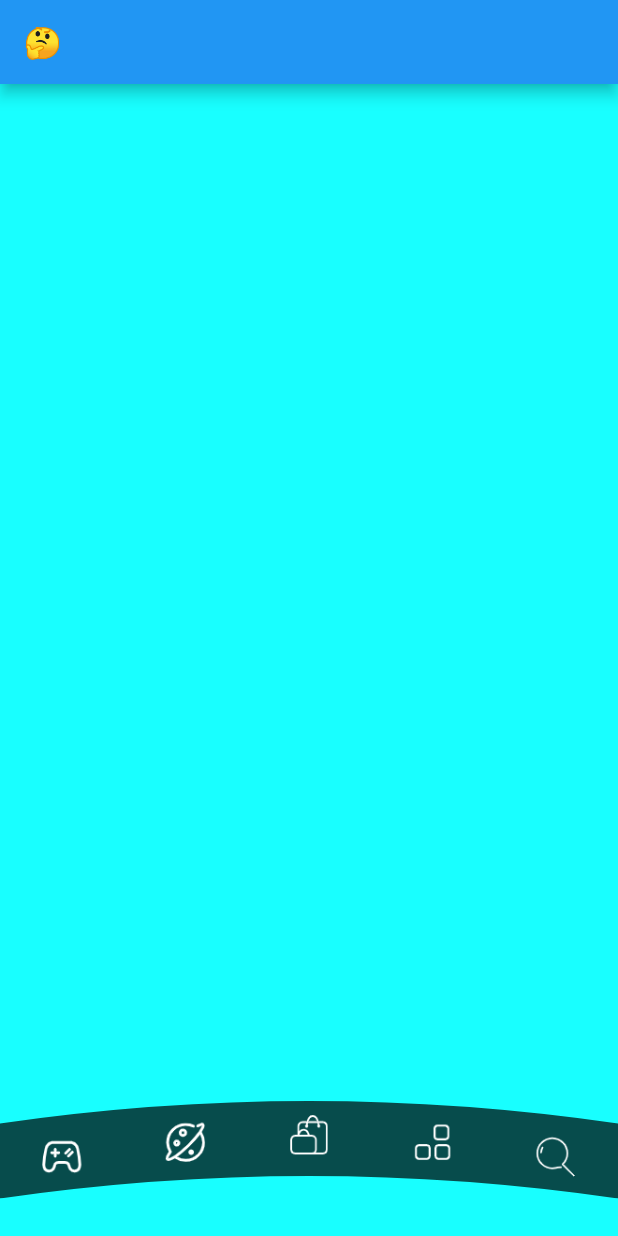
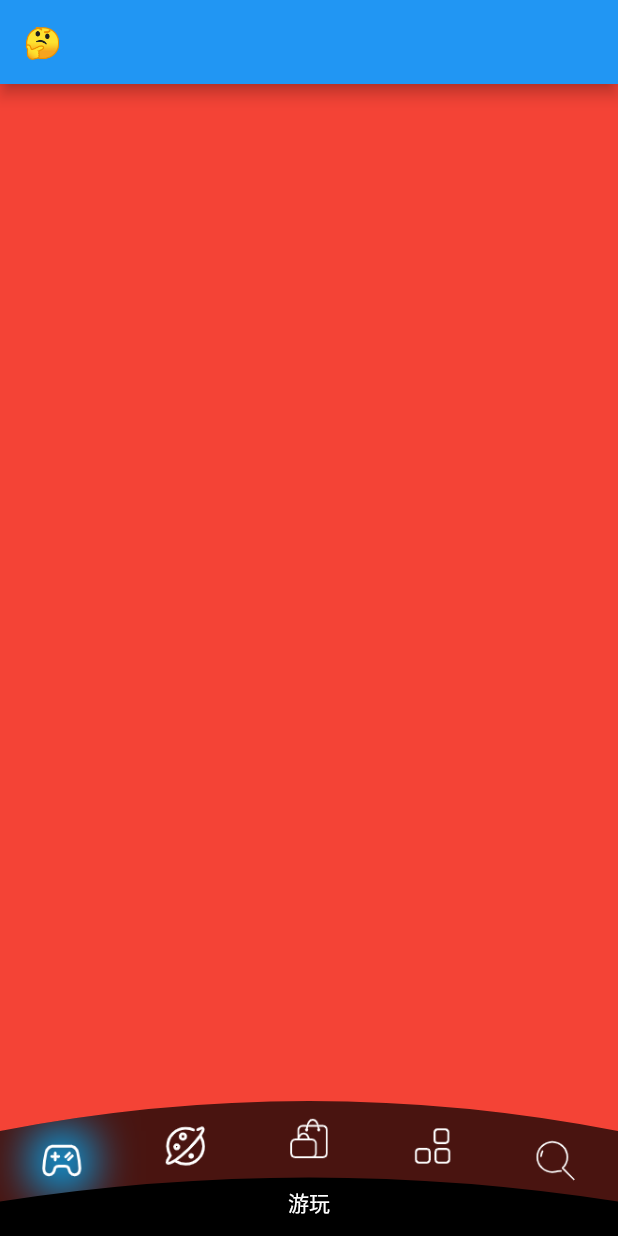
Before and after one commit to waymon1023/test, a Flutter app: the screen it shows after launch, on a phone screen of 412 x 824 dp. Run offline on Flutter 3.47's test engine with Material 2 defaults, Android fonts, the light colour scheme and no system bars.

Commit message:
fix code

```diff
--- a/my_tabbar/lib/main.dart
+++ b/my_tabbar/lib/main.dart
@@ -1,7 +1,7 @@
 import 'package:flutter/material.dart';
 import 'package:my_tabbar/my_clipper.dart';
 
-import 'my_tabbar.dart';
+import 'my_page.dart';
 
 void main() {
   runApp(const MyApp());
--- /dev/null
+++ b/my_tabbar/lib/my_page.dart
@@ -0,0 +1,40 @@
+// ignore_for_file: prefer_const_constructors
+
+import 'package:flutter/material.dart';
+import 'package:my_tabbar/my_tabbar.dart';
+
+class MyTabBarPage extends StatefulWidget {
+  const MyTabBarPage({Key? key}) : super(key: key);
+
+  @override
+  State<MyTabBarPage> createState() => _MyTabBarPageState();
+}
+
+class _MyTabBarPageState extends State<MyTabBarPage> {
+
+  @override
+  Widget build(BuildContext context) {
+    return Scaffold(
+      extendBody: true,
+      appBar: AppBar(
+        title: Text("🤔"),
+      ),
+      body: Stack(
+        alignment: AlignmentDirectional.bottomStart,
+        children: [
+          PageView(
+            children: [
+              Container(color: Colors.red,),
+              Container(color: Colors.cyanAccent,),
+              Container(color: Colors.black,),
+              Container(color: Colors.white,),
+              Container(color: Colors.pink,),
+            ],
+          ),
+          WMTabBar(),
+        ],
+      ),
+    );
+  }
+
+}
--- a/my_tabbar/lib/my_tabbar.dart
+++ b/my_tabbar/lib/my_tabbar.dart
@@ -1,91 +1,127 @@
-import 'package:flutter/cupertino.dart';
+// ignore_for_file: prefer_const_constructors
 import 'package:flutter/material.dart';
 
-class MyTabBarPage extends StatefulWidget {
-  const MyTabBarPage({Key? key}) : super(key: key);
+class WMTabBar extends StatefulWidget {
+  const WMTabBar({Key? key}) : super(key: key);
 
   @override
-  State<MyTabBarPage> createState() => _MyTabBarPageState();
+  State<WMTabBar> createState() => _WMTabBarState();
 }
 
-class _MyTabBarPageState extends State<MyTabBarPage> {
+class _WMTabBarState extends State<WMTabBar> {
 
-  final List _titleList = ["游玩","探索","商城","库存","搜索"];
+  late List<MyNavTabbarItem> itemList;
+  String test = "游玩";
+
+  @override
+  void initState() {
+    super.initState();
+    itemList = [];
+    itemList.add(MyNavTabbarItem(imagePath: "assets/images/game.png", title: "游玩",isTap: true));
+    itemList.add(MyNavTabbarItem(imagePath: "assets/images/explore.png", title: "探索"));
+    itemList.add(MyNavTabbarItem(imagePath: "assets/images/shopping.png", title: "商城"));
+    itemList.add(MyNavTabbarItem(imagePath: "assets/images/stock.png", title: "库存"));
+    itemList.add(MyNavTabbarItem(imagePath: "assets/images/search.png", title: "搜索"));
+
+  }
 
   @override
   Widget build(BuildContext context) {
-    return Scaffold(
-      extendBody: true,
-      appBar: AppBar(
-        title: const Text("🤔"),
-      ),
-      body: Container(color: Colors.cyanAccent,),
-      bottomNavigationBar: _bottomAppBar(),
-    );
-  }
-
-  Widget _bottomAppBar(){
-    return Container(
-      color: Colors.transparent,
-      height: 105,
-      child: Padding(
-        padding: EdgeInsets.only(bottom: 25),
+    return Stack(
+      children: [
+        Container(
+          height: 110,
+          padding: EdgeInsets.only(bottom: 15),
           child: ClipPath(
-          clipper: MyTabbarClip(),
+            clipper: FirstCustomClipper(h: 100),
             child: Container(
               width: MediaQuery.of(context).size.width,
-            height: 80,
               color: const Color.fromRGBO(0, 0, 0, 0.7),
               child: Row(
                 mainAxisAlignment: MainAxisAlignment.spaceAround,
                 children: [
-                myBaseLine(baselineH: 55.0, imageStr: "assets/images/game.png"),
-                myBaseLine(baselineH: 35.0, imageStr: "assets/images/explore.png"),
-                myBaseLine(baselineH: 25.0, imageStr: "assets/images/shopping.png"),
-                myBaseLine(baselineH: 35.0, imageStr: "assets/images/stock.png"),
-                myBaseLine(baselineH: 55.0, imageStr: "assets/images/search.png"),
+                  myBaseLine(baselineH: 55.0, imageStr: itemList[0].imagePath,tapNum: 0),
+                  myBaseLine(baselineH: 35.0, imageStr: itemList[1].imagePath,tapNum: 1),
+                  myBaseLine(baselineH: 25.0, imageStr: itemList[2].imagePath,tapNum: 2),
+                  myBaseLine(baselineH: 35.0, imageStr: itemList[3].imagePath,tapNum: 3),
+                  myBaseLine(baselineH: 55.0, imageStr: itemList[4].imagePath,tapNum: 4),
                 ],
               ),
             ),
           ),
         ),
+        Positioned(
+          bottom: -25,
+          child: ClipPath(
+            clipper: SecondCustomClipper(),
+            child: Container(
+              width: MediaQuery.of(context).size.width,
+              height: 80,
+              color: Colors.black,
+              alignment: Alignment.center,
+              padding: EdgeInsets.only(bottom: 15),
+              child: Text(test,style: TextStyle(color: Colors.white),),
+            ),
+          ),
+        )
+      ],
     );
   }
 
   //基线对齐
-  Widget myBaseLine({required double baselineH,required String imageStr, double? imageH = 30}){
+  Widget myBaseLine({required double baselineH,required String imageStr, double? imageH = 30, required int tapNum}){
     return Baseline(
       baseline: baselineH,
       baselineType: TextBaseline.alphabetic,
+      child: GestureDetector(
+        child: Container(
+          decoration: BoxDecoration(
+              boxShadow: [
+                BoxShadow(color: itemList[tapNum].isTap ? Colors.lightBlue : Colors.transparent,blurRadius: 25,spreadRadius: 5)
+              ]
+          ),
           child: Image.asset(imageStr,width: imageH,height: imageH,),
+        ),
+        onTap: (){
+          if(mounted){
+            itemList.forEach((model) {
+              model.isTap = false;
+            });
+            itemList[tapNum].isTap = true;
+            test = itemList[tapNum].title;
+            setState(() {});
+          }
+        },
+      ),
     );
   }
 }
 
-
-class MyTabbarClip extends CustomClipper<Path> {
+class FirstCustomClipper extends CustomClipper<Path> {
+  double h;
+  FirstCustomClipper({required this.h});
   @override
   Path getClip(Size size) {
     var path = Path();
     //下曲线
     //p0
-    path.lineTo(0,size.height);
+    path.lineTo(0,h);
     //p1
-    var controllPoint = Offset(size.width / 2, size.height - 30);
+    var controllPoint = Offset(size.width / 2, h * 0.6);
     //p2
-    var endPoint = Offset(size.width,size.height);
+    var endPoint = Offset(size.width,h);
     //绘制曲线
     path.quadraticBezierTo(controllPoint.dx, controllPoint.dy, endPoint.dx, endPoint.dy);
 
     //绘制到右下角
-    path.lineTo(size.width, size.height);
+    path.lineTo(size.width, h);
     //向上移动到height-50处
-    path.lineTo(size.width, size.height - 50);
+    path.lineTo(size.width, h * 0.4);
     var secondControlPoint = Offset(size.width / 2, 0);
-    var secondEndPoint = Offset(0, size.height - 50);
+    var secondEndPoint = Offset(0, h * 0.4);
     path.quadraticBezierTo(secondControlPoint.dx, secondControlPoint.dy, secondEndPoint.dx, secondEndPoint.dy);
 
-    path.lineTo(0, size.height - 50);
+    path.lineTo(0, h * 0.4);
 
     return path;
   }
@@ -96,3 +132,33 @@ class MyTabbarClip extends CustomClipper<Path> {
   }
 
 }
+
+class SecondCustomClipper extends CustomClipper<Path> {
+  @override
+  Path getClip(Size size) {
+    var path = Path();
+    path.moveTo(0, size.height);
+    path.lineTo(0, size.height * 0.4);
+    var controlPoint = Offset(size.width / 2, 0);
+    var endPoint = Offset(size.width, size.height * 0.4);
+    path.quadraticBezierTo(controlPoint.dx, controlPoint.dy, endPoint.dx, endPoint.dy);
+    path.lineTo(size.width, size.height * 0.4);
+    path.lineTo(size.width, size.height);
+    path.lineTo(0, size.height);
+    return path;
+  }
+
+  @override
+  bool shouldReclip(covariant CustomClipper<Path> oldClipper) {
+    return true;
+  }
+
+}
+
+class MyNavTabbarItem {
+  String imagePath;
+  String title;
+  bool isTap;
+  Color shadowColor;
+  MyNavTabbarItem({required this.imagePath, required this.title, this.isTap = false, this.shadowColor = Colors.transparent});
+}
```
Lines whose indentation alone changed are shown as unchanged.
